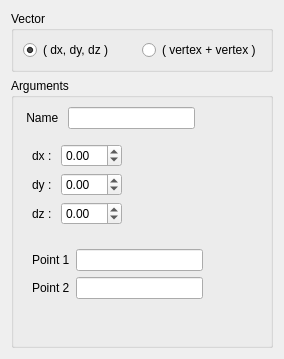
Qt form src/HEXABLOCKGUI/Vector_QTD.ui (SalomePlatform/hexablock) before a commit.
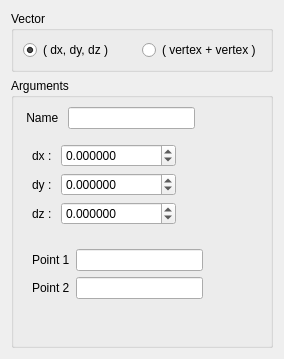
The same form after that commit.

What changed in the file:
```diff
--- a/src/HEXABLOCKGUI/Vector_QTD.ui
+++ b/src/HEXABLOCKGUI/Vector_QTD.ui
@@ -120,8 +120,14 @@
              <verstretch>0</verstretch>
             </sizepolicy>
            </property>
+           <property name="decimals">
+            <number>6</number>
+           </property>
            <property name="minimum">
-            <double>-99.000000000000000</double>
+            <double>-1000000000.000000000000000</double>
+           </property>
+           <property name="maximum">
+            <double>1000000000.000000000000000</double>
            </property>
            <property name="value">
             <double>0.000000000000000</double>
@@ -149,8 +155,14 @@
              <verstretch>0</verstretch>
             </sizepolicy>
            </property>
+           <property name="decimals">
+            <number>6</number>
+           </property>
            <property name="minimum">
-            <double>-99.000000000000000</double>
+            <double>-1000000000.000000000000000</double>
+           </property>
+           <property name="maximum">
+            <double>1000000000.000000000000000</double>
            </property>
           </widget>
          </item>
@@ -175,8 +187,14 @@
              <verstretch>0</verstretch>
             </sizepolicy>
            </property>
+           <property name="decimals">
+            <number>6</number>
+           </property>
            <property name="minimum">
-            <double>-99.000000000000000</double>
+            <double>-1000000000.000000000000000</double>
+           </property>
+           <property name="maximum">
+            <double>1000000000.000000000000000</double>
            </property>
           </widget>
          </item>
```
